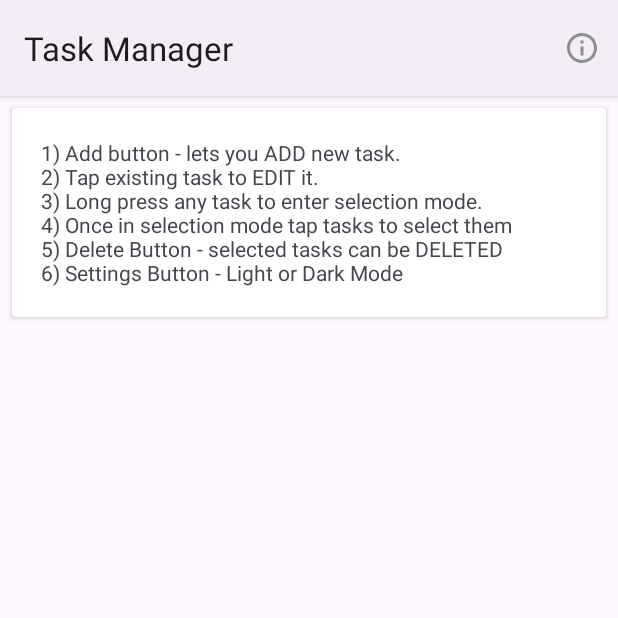
After one commit to LCB2021029-Badri/task_manager_1, an Android app: the fragment HelpFragment placed in its activity, on a phone screen of 412 x 824 dp, the top half of it. The commit adds this screen. Run offline under Robolectric (Android 15) with nearby library versions, the phone set to English and light mode, and no system bars; our stand-ins replace Room's generated code.

Commit message:
help action bar item - successful

```diff
--- a/app/src/main/java/com/example/taskmanager/MainActivity.kt
+++ b/app/src/main/java/com/example/taskmanager/MainActivity.kt
@@ -3,12 +3,16 @@ package com.example.taskmanager
 import android.content.Context
 import android.content.SharedPreferences
 import android.os.Bundle
+import android.view.Menu
+import android.view.MenuItem
+import android.widget.Toast
 import androidx.activity.enableEdgeToEdge
 import androidx.appcompat.app.AppCompatActivity
 import androidx.appcompat.app.AppCompatDelegate
 import androidx.core.view.ViewCompat
 import androidx.core.view.WindowInsetsCompat
 import androidx.fragment.app.Fragment
+import com.example.taskmanager.ui.list.HelpFragment
 import com.example.taskmanager.ui.list.TaskFragment
 
 class MainActivity : AppCompatActivity() {
@@ -43,10 +47,35 @@ class MainActivity : AppCompatActivity() {
         }
     }
 
+    // Function to handle navigation without backstack
     private fun loadFragment(fragment: Fragment) {
         // Replace the current fragment with the new fragment
         supportFragmentManager.beginTransaction()
             .replace(R.id.fragment_container, fragment)
             .commit()
     }
+
+    override fun onCreateOptionsMenu(menu: Menu?): Boolean {
+        menuInflater.inflate(R.menu.menu_main, menu)
+        return true
+    }
+
+    override fun onOptionsItemSelected(item: MenuItem): Boolean {
+        return when (item.itemId) {
+            R.id.action_info -> {
+                navigateToFragment(HelpFragment())
+                true
+            }
+            else -> super.onOptionsItemSelected(item)
+        }
+    }
+
+    // Function to handle navigation with backstack
+    private fun navigateToFragment(fragment: Fragment) {
+        supportFragmentManager.beginTransaction()
+            .replace(R.id.fragment_container, fragment)
+            .addToBackStack(null)
+            .commit()
+    }
+
 }
--- /dev/null
+++ b/app/src/main/java/com/example/taskmanager/ui/list/HelpFragment.kt
@@ -0,0 +1,19 @@
+package com.example.taskmanager.ui.list
+
+import android.os.Bundle
+import androidx.fragment.app.Fragment
+import android.view.LayoutInflater
+import android.view.View
+import android.view.ViewGroup
+import com.example.taskmanager.R
+
+class HelpFragment : Fragment() {
+
+    override fun onCreateView(
+        inflater: LayoutInflater, container: ViewGroup?,
+        savedInstanceState: Bundle?
+    ): View? {
+        // Inflate the layout for this fragment
+        return inflater.inflate(R.layout.fragment_help, container, false)
+    }
+}
--- /dev/null
+++ b/app/src/main/res/drawable/ic_info.xml
@@ -0,0 +1,5 @@
+<vector xmlns:android="http://schemas.android.com/apk/res/android" android:height="24dp" android:tint="#8E8E8E" android:viewportHeight="24" android:viewportWidth="24" android:width="24dp">
+
+    <path android:fillColor="@android:color/white" android:pathData="M11,7h2v2h-2V7zM11,11h2v6h-2V11zM12,2C6.48,2 2,6.48 2,12s4.48,10 10,10s10,-4.48 10,-10S17.52,2 12,2zM12,20c-4.41,0 -8,-3.59 -8,-8s3.59,-8 8,-8s8,3.59 8,8S16.41,20 12,20z"/>
+
+</vector>
--- /dev/null
+++ b/app/src/main/res/layout/fragment_help.xml
@@ -0,0 +1,38 @@
+<?xml version="1.0" encoding="utf-8"?>
+<FrameLayout xmlns:android="http://schemas.android.com/apk/res/android"
+    xmlns:app="http://schemas.android.com/apk/res-auto"
+    xmlns:tools="http://schemas.android.com/tools"
+    android:layout_width="match_parent"
+    android:layout_height="match_parent"
+    tools:context=".ui.list.HelpFragment">
+
+    <androidx.cardview.widget.CardView
+        android:layout_width="match_parent"
+        android:layout_height="wrap_content"
+        android:layout_margin="8dp">
+
+        <androidx.constraintlayout.widget.ConstraintLayout
+            android:layout_width="match_parent"
+            android:layout_height="match_parent"
+            android:orientation="vertical"
+            android:paddingTop="4dp"
+            android:paddingStart="16dp"
+            android:paddingEnd="16dp"
+            android:paddingBottom="4dp">
+
+            <TextView
+                android:layout_width="match_parent"
+                android:layout_height="match_parent"
+                android:text="@string/myString"
+                app:layout_constraintBottom_toBottomOf="parent"
+                app:layout_constraintEnd_toEndOf="parent"
+                app:layout_constraintStart_toStartOf="parent"
+                app:layout_constraintTop_toTopOf="parent" />
+
+
+
+        </androidx.constraintlayout.widget.ConstraintLayout>
+
+    </androidx.cardview.widget.CardView>
+
+</FrameLayout>
--- /dev/null
+++ b/app/src/main/res/menu/menu_main.xml
@@ -0,0 +1,9 @@
+<?xml version="1.0" encoding="utf-8"?>
+<menu xmlns:android="http://schemas.android.com/apk/res/android"
+    xmlns:app="http://schemas.android.com/apk/res-auto">
+    <item
+        android:id="@+id/action_info"
+        android:title="Info"
+        android:icon="@drawable/ic_info"
+        app:showAsAction="ifRoom" />
+</menu>
--- a/app/src/main/res/values/strings.xml
+++ b/app/src/main/res/values/strings.xml
@@ -2,4 +2,13 @@
     <string name="app_name">Task Manager</string>
     <!-- TODO: Remove or change this placeholder text -->
     <string name="hello_blank_fragment">Hello blank fragment</string>
+    <string name="myString">
+        \n
+        1) Add button - lets you ADD new task.\n
+        2) Tap existing task to EDIT it.\n
+        3) Long press any task to enter selection mode.\n
+        4) Once in selection mode tap tasks to select them\n
+        5) Delete Button - selected tasks can be DELETED\n
+        6) Settings Button - Light or Dark Mode\n
+    </string>
 </resources>
```
